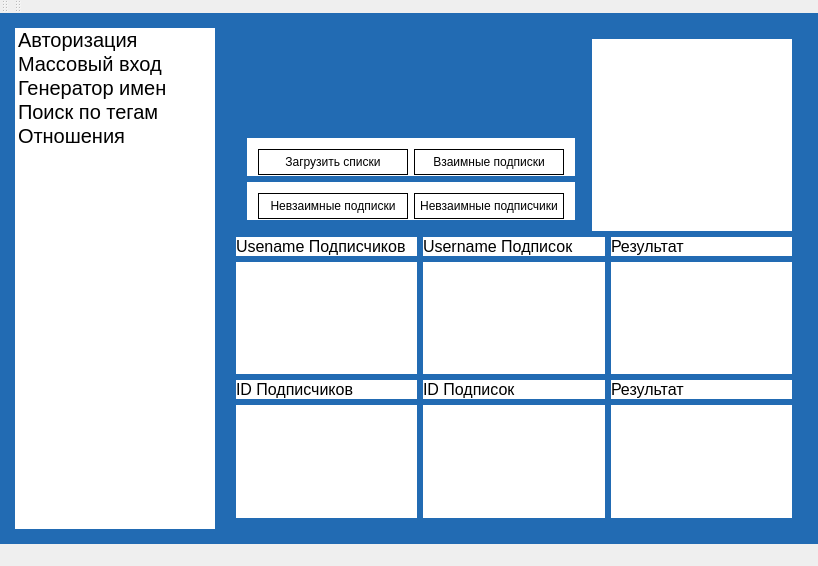
Above: instatools.ui from shotInLeg/InstaTools before the change. Below: the same form after it.
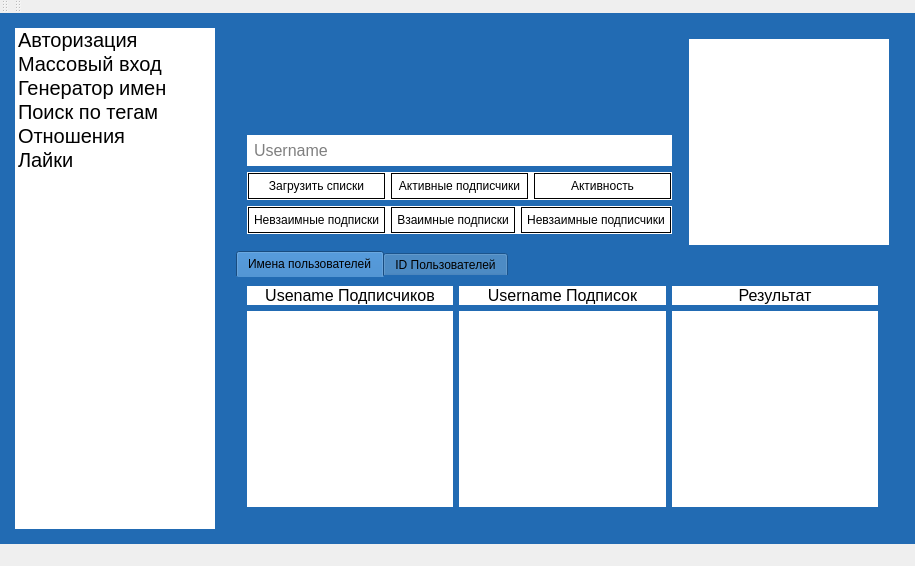
That is the form after the change. The open tabs and pages were chosen to show the change.

Patch:
```diff
--- a/instatools.ui
+++ b/instatools.ui
@@ -191,12 +191,22 @@
         </font>
        </property>
       </item>
+      <item>
+       <property name="text">
+        <string>Лайки</string>
+       </property>
+       <property name="font">
+        <font>
+         <pointsize>15</pointsize>
+        </font>
+       </property>
+      </item>
      </widget>
     </item>
     <item>
      <widget class="QStackedWidget" name="swScreens">
       <property name="currentIndex">
-       <number>2</number>
+       <number>4</number>
       </property>
       <widget class="QWidget" name="authPage">
        <layout class="QVBoxLayout" name="verticalLayout_2">
@@ -465,9 +475,18 @@
            <string notr="true">background-color: rgba(255, 255, 255, 1.0);</string>
           </property>
           <layout class="QHBoxLayout" name="horizontalLayout_11">
+           <property name="leftMargin">
+            <number>1</number>
+           </property>
            <property name="topMargin">
             <number>1</number>
            </property>
+           <property name="rightMargin">
+            <number>1</number>
+           </property>
+           <property name="bottomMargin">
+            <number>1</number>
+           </property>
            <item>
             <widget class="QPushButton" name="bMassAuth">
              <property name="text">
@@ -557,6 +576,15 @@
            <string notr="true">background-color: rgba(255, 255, 255, 1.0);</string>
           </property>
           <layout class="QHBoxLayout" name="horizontalLayout_9">
+           <property name="leftMargin">
+            <number>1</number>
+           </property>
+           <property name="topMargin">
+            <number>1</number>
+           </property>
+           <property name="rightMargin">
+            <number>1</number>
+           </property>
            <property name="bottomMargin">
             <number>1</number>
            </property>
@@ -633,6 +661,9 @@
            <property name="leftMargin">
             <number>1</number>
            </property>
+           <property name="topMargin">
+            <number>1</number>
+           </property>
            <property name="rightMargin">
             <number>1</number>
            </property>
@@ -668,6 +699,26 @@
              </property>
             </widget>
            </item>
+           <item>
+            <widget class="QLabel" name="label_10">
+             <property name="maximumSize">
+              <size>
+               <width>85</width>
+               <height>16777215</height>
+              </size>
+             </property>
+             <property name="font">
+              <font>
+               <pointsize>10</pointsize>
+               <weight>75</weight>
+               <bold>true</bold>
+              </font>
+             </property>
+             <property name="text">
+              <string>Загружено:</string>
+             </property>
+            </widget>
+           </item>
            <item>
             <widget class="QLabel" name="lCountMedia">
              <property name="font">
@@ -678,7 +729,7 @@
               </font>
              </property>
              <property name="text">
-              <string>Загружено: 0</string>
+              <string>0</string>
              </property>
             </widget>
            </item>
@@ -809,7 +860,7 @@
        </layout>
       </widget>
       <widget class="QWidget" name="relationPage">
-       <layout class="QVBoxLayout" name="verticalLayout_8" stretch="0,1">
+       <layout class="QVBoxLayout" name="verticalLayout_8" stretch="0,0">
         <item>
          <layout class="QHBoxLayout" name="horizontalLayout_12" stretch="1,3">
           <property name="topMargin">
@@ -834,12 +885,36 @@
                </property>
               </spacer>
              </item>
+             <item>
+              <widget class="QLineEdit" name="eRelUsername">
+               <property name="font">
+                <font>
+                 <pointsize>12</pointsize>
+                </font>
+               </property>
+               <property name="styleSheet">
+                <string notr="true">background-color: rgba(255, 255, 255, 1.0);</string>
+               </property>
+               <property name="placeholderText">
+                <string>Username</string>
+               </property>
+              </widget>
+             </item>
              <item>
               <widget class="QWidget" name="horizontalWidget_2" native="true">
                <property name="styleSheet">
                 <string notr="true">background-color: rgba(255, 255, 255, 1.0);</string>
                </property>
                <layout class="QHBoxLayout" name="horizontalLayout_6">
+                <property name="leftMargin">
+                 <number>1</number>
+                </property>
+                <property name="topMargin">
+                 <number>1</number>
+                </property>
+                <property name="rightMargin">
+                 <number>1</number>
+                </property>
                 <property name="bottomMargin">
                  <number>1</number>
                 </property>
@@ -851,9 +926,16 @@
                  </widget>
                 </item>
                 <item>
-                 <widget class="QPushButton" name="bConts">
+                 <widget class="QPushButton" name="bActiveFollowers">
                   <property name="text">
-                   <string>Взаимные подписки</string>
+                   <string>Активные подписчики</string>
+                  </property>
+                 </widget>
+                </item>
+                <item>
+                 <widget class="QPushButton" name="bRatingFollowers">
+                  <property name="text">
+                   <string>Активность</string>
                   </property>
                  </widget>
                 </item>
@@ -866,6 +948,15 @@
                 <string notr="true">background-color: rgba(255, 255, 255, 1.0);</string>
                </property>
                <layout class="QHBoxLayout" name="horizontalLayout_7">
+                <property name="leftMargin">
+                 <number>1</number>
+                </property>
+                <property name="topMargin">
+                 <number>1</number>
+                </property>
+                <property name="rightMargin">
+                 <number>1</number>
+                </property>
                 <property name="bottomMargin">
                  <number>1</number>
                 </property>
@@ -876,6 +967,13 @@
                   </property>
                  </widget>
                 </item>
+                <item>
+                 <widget class="QPushButton" name="bConts">
+                  <property name="text">
+                   <string>Взаимные подписки</string>
+                  </property>
+                 </widget>
+                </item>
                 <item>
                  <widget class="QPushButton" name="bOthersFollowers">
                   <property name="text">
@@ -903,6 +1001,11 @@
               <height>16777215</height>
              </size>
             </property>
+            <property name="font">
+             <font>
+              <pointsize>12</pointsize>
+             </font>
+            </property>
             <property name="styleSheet">
              <string notr="true">background-color: rgba(255, 255, 255, 1.0);</string>
             </property>
@@ -911,12 +1014,28 @@
          </layout>
         </item>
         <item>
-         <layout class="QHBoxLayout" name="horizontalLayout_4">
-          <property name="rightMargin">
+         <layout class="QVBoxLayout" name="verticalLayout_10">
+          <property name="topMargin">
            <number>0</number>
           </property>
           <item>
-           <layout class="QVBoxLayout" name="verticalLayout_11">
+           <widget class="QTabWidget" name="tabWidget">
+            <property name="currentIndex">
+             <number>0</number>
+            </property>
+            <widget class="QWidget" name="tab_3">
+             <attribute name="title">
+              <string>Имена пользователей</string>
+             </attribute>
+             <layout class="QHBoxLayout" name="horizontalLayout_13">
+              <property name="topMargin">
+               <number>9</number>
+              </property>
+              <item>
+               <layout class="QVBoxLayout" name="verticalLayout_22">
+                <property name="topMargin">
+                 <number>0</number>
+                </property>
             <item>
              <widget class="QLabel" name="lFollowers">
               <property name="font">
@@ -930,6 +1049,9 @@
               <property name="text">
                <string>Usename Подписчиков</string>
               </property>
+                  <property name="alignment">
+                   <set>Qt::AlignCenter</set>
+                  </property>
              </widget>
             </item>
             <item>
@@ -939,32 +1061,13 @@
               </property>
              </widget>
             </item>
-            <item>
-             <widget class="QLabel" name="label_3">
-              <property name="font">
-               <font>
-                <pointsize>12</pointsize>
-               </font>
-              </property>
-              <property name="styleSheet">
-               <string notr="true">background-color: rgba(255, 255, 255, 1.0);</string>
-              </property>
-              <property name="text">
-               <string>ID Подписчиков</string>
-              </property>
-             </widget>
-            </item>
-            <item>
-             <widget class="QPlainTextEdit" name="pteFollowersId">
-              <property name="styleSheet">
-               <string notr="true">background-color: rgba(255, 255, 255, 1.0);</string>
-              </property>
-             </widget>
-            </item>
            </layout>
           </item>
           <item>
-           <layout class="QVBoxLayout" name="verticalLayout_12">
+               <layout class="QVBoxLayout" name="verticalLayout_24">
+                <property name="rightMargin">
+                 <number>0</number>
+                </property>
             <item>
              <widget class="QLabel" name="lFollows">
               <property name="font">
@@ -978,6 +1081,9 @@
               <property name="text">
                <string>Username Подписок</string>
               </property>
+                  <property name="alignment">
+                   <set>Qt::AlignCenter</set>
+                  </property>
              </widget>
             </item>
             <item>
@@ -987,6 +1093,87 @@
               </property>
              </widget>
             </item>
+               </layout>
+              </item>
+              <item>
+               <layout class="QVBoxLayout" name="verticalLayout_21">
+                <property name="rightMargin">
+                 <number>0</number>
+                </property>
+                <item>
+                 <widget class="QLabel" name="lRelResultUsername">
+                  <property name="font">
+                   <font>
+                    <pointsize>12</pointsize>
+                   </font>
+                  </property>
+                  <property name="styleSheet">
+                   <string notr="true">background-color: rgba(255, 255, 255, 1.0);</string>
+                  </property>
+                  <property name="text">
+                   <string>Результат</string>
+                  </property>
+                  <property name="alignment">
+                   <set>Qt::AlignCenter</set>
+                  </property>
+                 </widget>
+                </item>
+                <item>
+                 <widget class="QPlainTextEdit" name="pteResultUsername">
+                  <property name="styleSheet">
+                   <string notr="true">background-color: rgba(255, 255, 255, 1.0);</string>
+                  </property>
+                 </widget>
+                </item>
+               </layout>
+              </item>
+             </layout>
+            </widget>
+            <widget class="QWidget" name="tab_4">
+             <attribute name="title">
+              <string>ID Пользователей</string>
+             </attribute>
+             <layout class="QHBoxLayout" name="horizontalLayout_14">
+              <property name="topMargin">
+               <number>9</number>
+              </property>
+              <item>
+               <layout class="QVBoxLayout" name="verticalLayout_25">
+                <property name="rightMargin">
+                 <number>0</number>
+                </property>
+                <item>
+                 <widget class="QLabel" name="label_3">
+                  <property name="font">
+                   <font>
+                    <pointsize>12</pointsize>
+                   </font>
+                  </property>
+                  <property name="styleSheet">
+                   <string notr="true">background-color: rgba(255, 255, 255, 1.0);</string>
+                  </property>
+                  <property name="text">
+                   <string>ID Подписчиков</string>
+                  </property>
+                  <property name="alignment">
+                   <set>Qt::AlignCenter</set>
+                  </property>
+                 </widget>
+                </item>
+                <item>
+                 <widget class="QPlainTextEdit" name="pteFollowersId">
+                  <property name="styleSheet">
+                   <string notr="true">background-color: rgba(255, 255, 255, 1.0);</string>
+                  </property>
+                 </widget>
+                </item>
+               </layout>
+              </item>
+              <item>
+               <layout class="QVBoxLayout" name="verticalLayout_26">
+                <property name="rightMargin">
+                 <number>0</number>
+                </property>
             <item>
              <widget class="QLabel" name="label_4">
               <property name="font">
@@ -1000,6 +1187,9 @@
               <property name="text">
                <string>ID Подписок</string>
               </property>
+                  <property name="alignment">
+                   <set>Qt::AlignCenter</set>
+                  </property>
              </widget>
             </item>
             <item>
@@ -1012,29 +1202,10 @@
            </layout>
           </item>
           <item>
-           <layout class="QVBoxLayout" name="verticalLayout_13">
-            <item>
-             <widget class="QLabel" name="label_5">
-              <property name="font">
-               <font>
-                <pointsize>12</pointsize>
-               </font>
-              </property>
-              <property name="styleSheet">
-               <string notr="true">background-color: rgba(255, 255, 255, 1.0);</string>
-              </property>
-              <property name="text">
-               <string>Результат</string>
-              </property>
-             </widget>
-            </item>
-            <item>
-             <widget class="QPlainTextEdit" name="pteResultUsername">
-              <property name="styleSheet">
-               <string notr="true">background-color: rgba(255, 255, 255, 1.0);</string>
-              </property>
-             </widget>
-            </item>
+               <layout class="QVBoxLayout" name="verticalLayout_23">
+                <property name="rightMargin">
+                 <number>0</number>
+                </property>
             <item>
              <widget class="QLabel" name="label_6">
               <property name="font">
@@ -1048,6 +1219,9 @@
               <property name="text">
                <string>Результат</string>
               </property>
+                  <property name="alignment">
+                   <set>Qt::AlignCenter</set>
+                  </property>
              </widget>
             </item>
             <item>
@@ -1058,6 +1232,42 @@
              </widget>
             </item>
            </layout>
+              </item>
+             </layout>
+            </widget>
+           </widget>
+          </item>
+         </layout>
+        </item>
+       </layout>
+      </widget>
+      <widget class="QWidget" name="page">
+       <layout class="QVBoxLayout" name="verticalLayout_12">
+        <item>
+         <layout class="QHBoxLayout" name="horizontalLayout_4">
+          <item>
+           <widget class="QPlainTextEdit" name="pteListMediaToLIke">
+            <property name="styleSheet">
+             <string notr="true">background-color: rgba(255, 255, 255, 1.0);</string>
+            </property>
+           </widget>
+          </item>
+         </layout>
+        </item>
+        <item>
+         <layout class="QHBoxLayout" name="horizontalLayout_15">
+          <property name="topMargin">
+           <number>0</number>
+          </property>
+          <item>
+           <widget class="QPushButton" name="bStartLiking">
+            <property name="styleSheet">
+             <string notr="true">background-color: rgba(255, 255, 255, 1.0);</string>
+            </property>
+            <property name="text">
+             <string>PushButton</string>
+            </property>
+           </widget>
           </item>
          </layout>
         </item>
```
Lines whose indentation alone changed are shown as unchanged.
